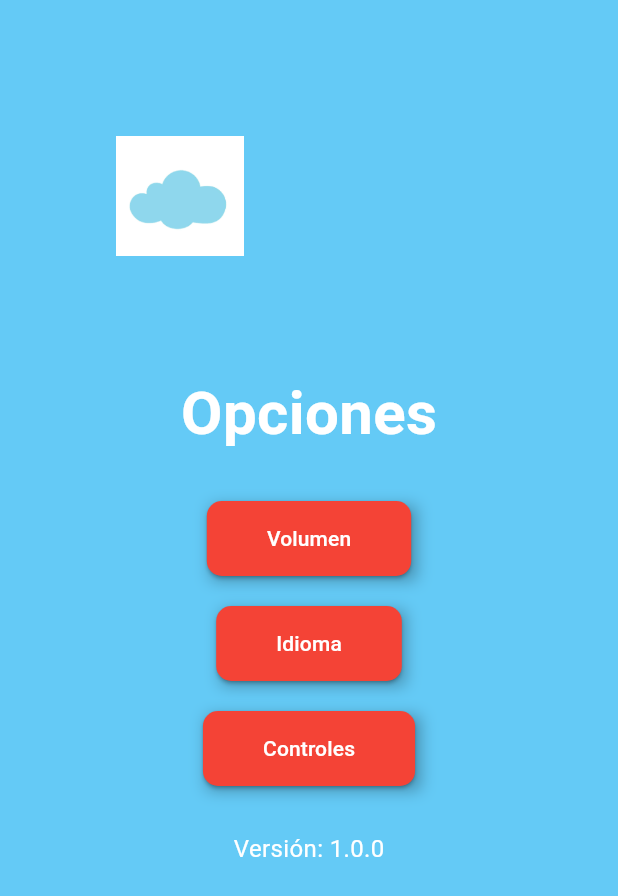
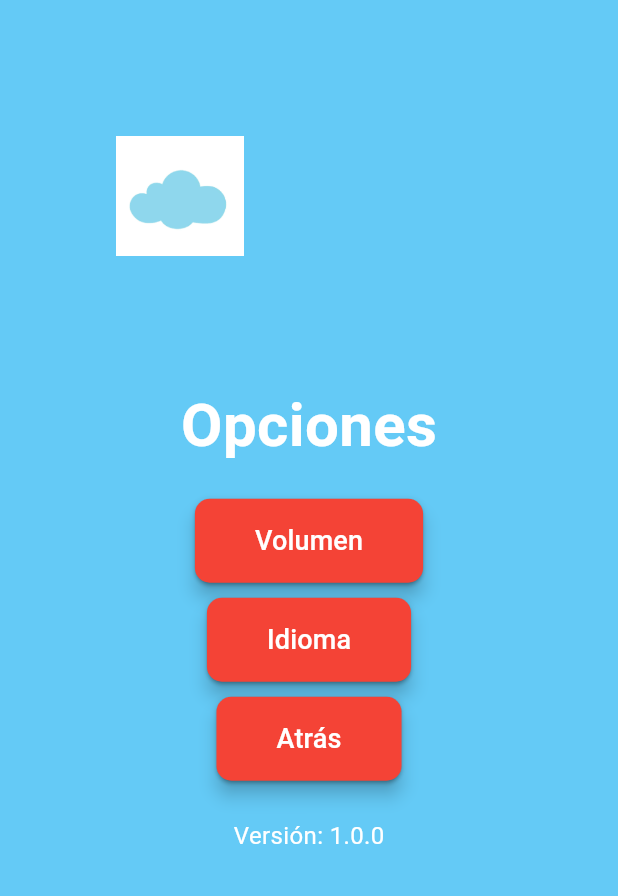
Before and after one commit to ISCOUTB/DS-hideandseek, a Flutter app: the screen it shows after launch, after a tap on "Opciones", on a phone screen of 412 x 824 dp. Shown: the top 896 px of the screen. Run offline on Flutter 3.47's test engine with Material 3 defaults, Android fonts, the phone set to English and light mode, and no system bars; missing offline and left inert: flame.

Commit message:
esta es la version mas reciente, actualicen

```diff
--- a/lib/main.dart
+++ b/lib/main.dart
@@ -12,12 +12,11 @@
   Widget build(BuildContext context) {
     return MaterialApp(
       debugShowCheckedModeBanner: false,
-      home: const MainMenu(), // Pantalla principal
+      home: const MainMenu(),
     );
   }
 }
 
-// 📌 Widget del menú principal
 class MainMenu extends StatelessWidget {
   const MainMenu({super.key});
 
@@ -26,7 +25,7 @@
     return Scaffold(
       body: Stack(
         children: [
-          const CloudBackground(), // Fondo animado con nubes
+          const CloudBackground(),
           Center(
             child: Column(
               mainAxisSize: MainAxisSize.min,
@@ -41,27 +40,20 @@
                 ),
                 const SizedBox(height: 20),
                 MenuButton(
-                  "Jugar",
+                  "Iniciar",
                   onPressed: () {
-                    // Acción cuando el botón "Jugar" es presionado
+                    Navigator.of(context).push(_createRoute());
                   },
                 ),
                 MenuButton(
                   "Opciones",
                   onPressed: () {
-                    // Navegar al menú de opciones cuando se presiona el botón
                     Navigator.push(
                       context,
                       MaterialPageRoute(
                         builder: (context) => const OptionsScreen(),
                       ),
                     );
-                  },
-                ),
-                MenuButton(
-                  "Salir",
-                  onPressed: () {
-                    // Acción para salir o cerrar el juego
                   },
                 ),
               ],
@@ -73,7 +65,62 @@
   }
 }
 
-// 📌 Widget para el fondo con nubes animadas
+// ---------------- Pantalla de Simulación ---------------- //
+class SimulationScreen extends StatelessWidget {
+  const SimulationScreen({super.key});
+
+  @override
+  Widget build(BuildContext context) {
+    return Scaffold(
+      body: Stack(
+        children: [
+          const CloudBackground(),
+          Center(
+            child: Column(
+              mainAxisSize: MainAxisSize.min,
+              children: [
+                const Text(
+                  "Simulación en Desarrollo",
+                  style: TextStyle(
+                    fontSize: 30,
+                    fontWeight: FontWeight.bold,
+                    color: Colors.white,
+                  ),
+                ),
+                const SizedBox(height: 20),
+                MenuButton(
+                  "Atrás",
+                  onPressed: () {
+                    Navigator.pop(context);
+                  },
+                ),
+              ],
+            ),
+          ),
+        ],
+      ),
+    );
+  }
+}
+
+// ---------------- Animación de Transición ---------------- //
+PageRouteBuilder _createRoute() {
+  return PageRouteBuilder(
+    pageBuilder:
+        (context, animation, secondaryAnimation) => const SimulationScreen(),
+    transitionsBuilder: (context, animation, secondaryAnimation, child) {
+      const begin = Offset(1.0, 0.0); // Desliza desde la derecha
+      const end = Offset.zero;
+      const curve = Curves.easeInOut;
+
+      var tween = Tween(begin: begin, end: end).chain(CurveTween(curve: curve));
+
+      return SlideTransition(position: animation.drive(tween), child: child);
+    },
+  );
+}
+
+// ---------------- Fondo con Nubes ---------------- //
 class CloudBackground extends StatefulWidget {
   const CloudBackground({super.key});
 
@@ -94,21 +141,8 @@
       vsync: this,
     )..repeat();
 
-    // Iniciar las nubes cuando el frame está construido
     WidgetsBinding.instance.addPostFrameCallback((_) {
       _generateClouds();
-    });
-
-    // Redibujar cada vez que el controlador cambia
-    _controller.addListener(() {
-      setState(() {
-        for (var cloud in clouds) {
-          cloud.left += cloud.speed;
-          if (cloud.left > MediaQuery.of(context).size.width) {
-            cloud.left = -100; // Reiniciar la nube cuando salga de pantalla
-          }
-        }
-      });
     });
   }
 
@@ -121,22 +155,25 @@
         return Cloud(
           left: Random().nextDouble() * screenWidth,
           top: Random().nextDouble() * screenHeight,
-          speed: Random().nextDouble() * 2 + 1, // Velocidad entre 1 y 3
+          speed: Random().nextDouble() * 2 + 1,
         );
       });
     });
   }
 
   @override
-  void dispose() {
-    _controller.dispose();
-    super.dispose();
+  Widget build(BuildContext context) {
+    return AnimatedBuilder(
+      animation: _controller,
+      builder: (context, child) {
+        for (var cloud in clouds) {
+          cloud.left += cloud.speed;
+          if (cloud.left > MediaQuery.of(context).size.width) {
+            cloud.left = -100;
           }
-
-  @override
-  Widget build(BuildContext context) {
+        }
         return Container(
-      color: const Color.fromARGB(255, 100, 202, 246), // Color azul cielo
+          color: const Color.fromARGB(255, 100, 202, 246),
           child: Stack(
             children:
                 clouds.map((cloud) {
@@ -152,10 +189,17 @@
                 }).toList(),
           ),
         );
+      },
+    );
+  }
+
+  @override
+  void dispose() {
+    _controller.dispose();
+    super.dispose();
   }
 }
 
-// 📌 Clase para manejar las nubes
 class Cloud {
   double left;
   double top;
@@ -164,7 +208,7 @@
   Cloud({required this.left, required this.top, required this.speed});
 }
 
-// 📌 Widget para los botones del menú con sombra y animaciones
+// ---------------- Botones del Menú ---------------- //
 class MenuButton extends StatelessWidget {
   final String text;
   final VoidCallback onPressed;
@@ -174,17 +218,11 @@
   @override
   Widget build(BuildContext context) {
     return Padding(
-      padding: const EdgeInsets.symmetric(vertical: 10),
-      child: Container(
-        decoration: BoxDecoration(
-          boxShadow: [
-            BoxShadow(
-              color: Colors.black.withOpacity(0.3),
-              blurRadius: 8,
-              offset: const Offset(3, 3),
-            ),
-          ],
-        ),
+      padding: const EdgeInsets.symmetric(vertical: 5),
+      child: Material(
+        elevation: 5,
+        borderRadius: BorderRadius.circular(10),
+        color: Colors.transparent,
         child: ElevatedButton(
           style: ElevatedButton.styleFrom(
             backgroundColor: Colors.red,
@@ -195,14 +233,14 @@
             ),
           ),
           onPressed: onPressed,
-          child: Text(text),
+          child: Text(text, style: const TextStyle(fontSize: 18)),
         ),
       ),
     );
   }
 }
 
-// 📌 Nueva pantalla de opciones (igual que el menú principal pero con diferentes opciones)
+// ---------------- Pantalla de Opciones ---------------- //
 class OptionsScreen extends StatelessWidget {
   const OptionsScreen({super.key});
 
@@ -211,7 +249,7 @@
     return Scaffold(
       body: Stack(
         children: [
-          const CloudBackground(), // Fondo animado con nubes
+          const CloudBackground(),
           Center(
             child: Column(
               mainAxisSize: MainAxisSize.min,
@@ -224,23 +262,13 @@
                     color: Colors.white,
                   ),
                 ),
-                const SizedBox(height: 20),
+                const SizedBox(height: 15),
+                MenuButton("Volumen", onPressed: () {}),
+                MenuButton("Idioma", onPressed: () {}),
                 MenuButton(
-                  "Volumen",
+                  "Atrás",
                   onPressed: () {
-                    // Acción para cambiar volumen
-                  },
-                ),
-                MenuButton(
-                  "Idioma",
-                  onPressed: () {
-                    // Acción para cambiar idioma
-                  },
-                ),
-                MenuButton(
-                  "Controles",
-                  onPressed: () {
-                    // Acción para cambiar controles
+                    Navigator.pop(context);
                   },
                 ),
                 const SizedBox(height: 20),
```
Lines whose indentation alone changed are shown as unchanged.
